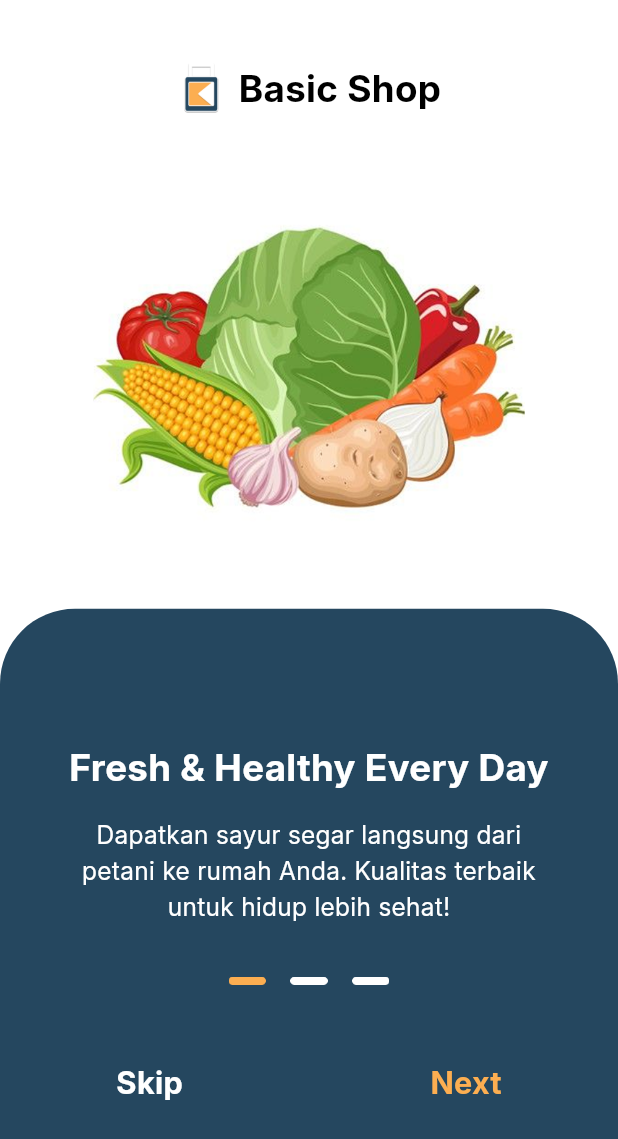
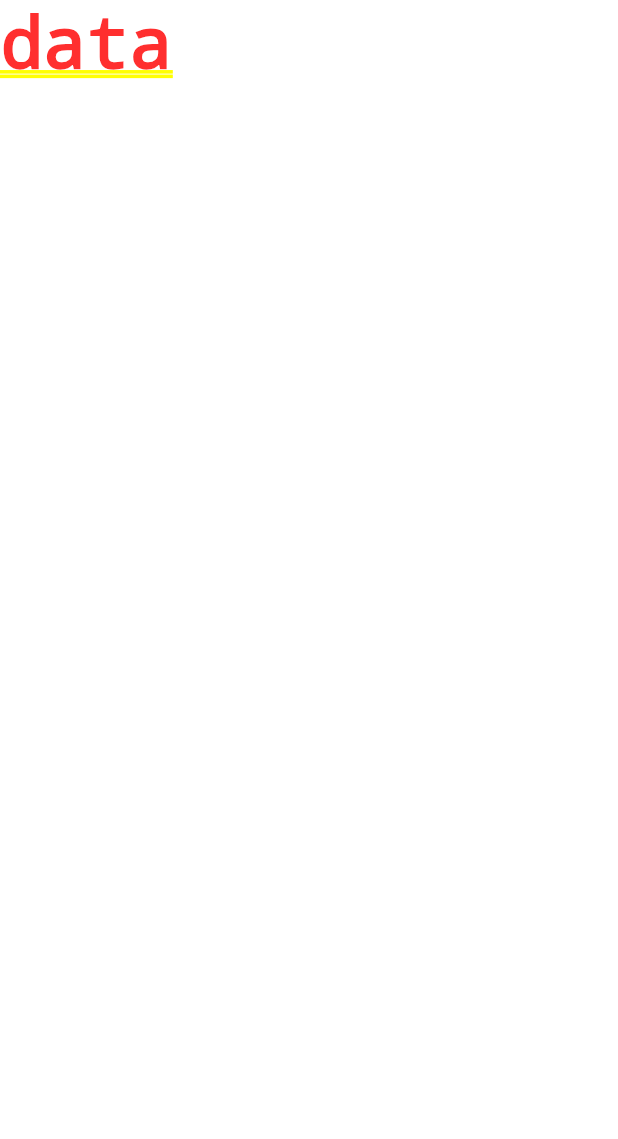
Before and after one commit to karehaa/basic-shop, a Flutter app: the Onboarding2 screen opened directly, after a tap on "Next", on a phone screen of 412 x 824 dp. Shown: the top 1139 px of the screen. Run offline on Flutter 3.47's test engine with Material 3 defaults, Android fonts, the phone set to English and light mode, and no system bars.

Commit message:
sign-in page init

```diff
--- a/lib/pages/onboarding/onboarding2.dart
+++ b/lib/pages/onboarding/onboarding2.dart
@@ -1,4 +1,4 @@
-import 'package:basic_shop1/pages/onboarding/onboarding.dart';
+import 'package:basic_shop1/pages/registration/sign_in.dart';
 import 'package:basic_shop1/themes/color_pallete.dart';
 import 'package:flutter/material.dart';
 // import 'package:google_fonts/google_fonts.dart';
@@ -149,7 +149,7 @@ class Onboarding2 extends StatelessWidget {
                           onTap: () => Navigator.push(
                             context,
                             MaterialPageRoute(
-                              builder: (context) => const Onboarding(),
+                              builder: (context) => const SignIn(),
                             ),
                           ),
                           child: Text(
--- /dev/null
+++ b/lib/pages/registration/sign_in.dart
@@ -0,0 +1,15 @@
+import 'package:flutter/material.dart';
+
+class SignIn extends StatefulWidget {
+  const SignIn({super.key});
+
+  @override
+  State<SignIn> createState() => _SignIn();
+}
+
+class _SignIn extends State<SignIn> {
+  @override
+  Widget build(BuildContext context) {
+    return const Text("data");
+  }
+}
```
